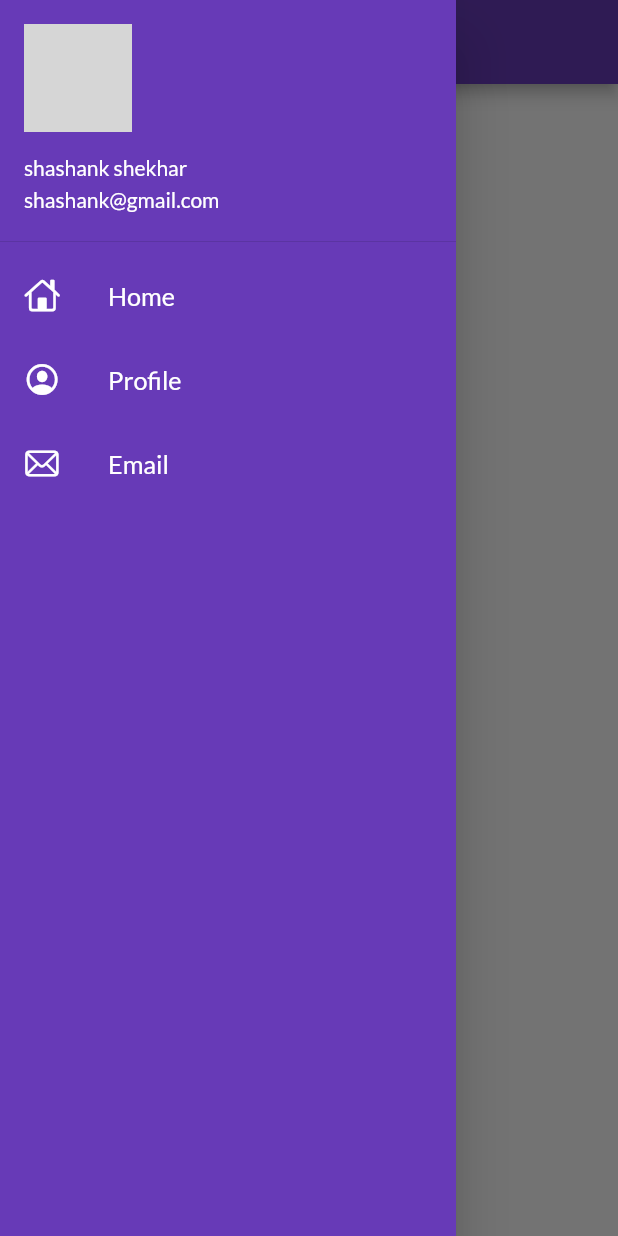
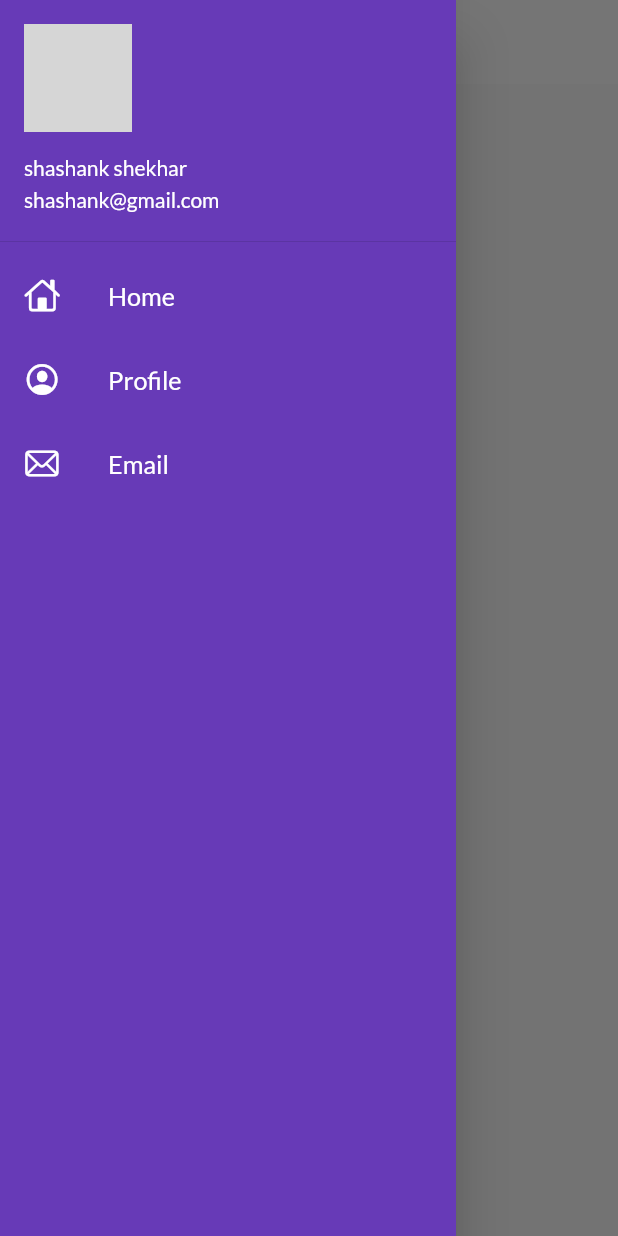
Before and after one commit to shhashank/30daysofflutter, a Flutter app: the screen it shows after launch, with the side drawer open, on a phone screen of 412 x 824 dp. Run offline on Flutter 3.47's test engine with Material 2 defaults, Android fonts, the light colour scheme and no system bars; our stand-ins replace google_fonts; network calls fail; grey boxes are pictures that could not be loaded.

Commit message:
theme extracted 2

```diff
--- a/lib/main.dart
+++ b/lib/main.dart
@@ -1,8 +1,8 @@
 import 'package:alpha1/utils/routes.dart';
+import 'package:alpha1/widgets/themes.dart';
 import 'package:flutter/material.dart';
 import 'pages/login_page.dart';
 import 'pages/home_page.dart';
-import 'package:google_fonts/google_fonts.dart';
 
 void main() {
   runApp(MyApp());
@@ -13,14 +13,9 @@ class MyApp extends StatelessWidget {
   Widget build(BuildContext context) {
     return MaterialApp(
       themeMode: ThemeMode.light,
-      theme: ThemeData(
-        primarySwatch: Colors.deepPurple,
-        fontFamily: GoogleFonts.lato().fontFamily,
-      ),
+      theme: MyTheme.lightTheme(context),
+      darkTheme: MyTheme.darkTheme(context),
       debugShowCheckedModeBanner: false,
-      darkTheme: ThemeData(
-        brightness: Brightness.dark,
-      ),
       initialRoute: MyRoutes.homeRoute,
       routes: {
         "/": (context) => HomePage(),
--- a/lib/widgets/drawer.dart
+++ b/lib/widgets/drawer.dart
@@ -2,7 +2,7 @@ import 'package:flutter/cupertino.dart';
 import 'package:flutter/material.dart';
 
 class MyDrawer extends StatelessWidget {
-  final imageUrl = "http://wowdetailingstudio.com/asset/img/logo.png";
+  final imageUrl = "http://wowdetailingstudio.com/assets/images/logo/logo.png";
 
   @override
   Widget build(BuildContext context) {
--- /dev/null
+++ b/lib/widgets/themes.dart
@@ -0,0 +1,18 @@
+import 'package:flutter/material.dart';
+import 'package:google_fonts/google_fonts.dart';
+
+class MyTheme {
+  static ThemeData lightTheme(BuildContext context) => ThemeData(
+      primarySwatch: Colors.deepPurple,
+      fontFamily: GoogleFonts.lato().fontFamily,
+      appBarTheme: AppBarTheme(
+        color: Colors.white,
+        elevation: 0,
+        iconTheme: IconThemeData(color: Colors.black),
+        textTheme: Theme.of(context).textTheme,
+      ));
+
+  static ThemeData darkTheme(BuildContext context) => ThemeData(
+        brightness: Brightness.dark,
+      );
+}
```
